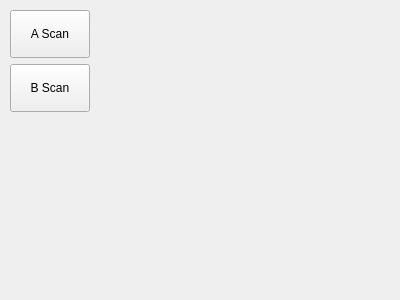
This is ui/optionswidget.ui in dmitry64/av20 as Qt 5 draws it before an edit. The edited form follows.
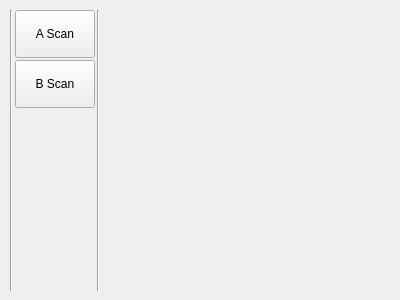
This is the edited form.

Diff of the .ui file:
```diff
--- a/ui/optionswidget.ui
+++ b/ui/optionswidget.ui
@@ -10,6 +10,12 @@
     <height>300</height>
    </rect>
   </property>
+  <property name="sizePolicy">
+   <sizepolicy hsizetype="Expanding" vsizetype="Expanding">
+    <horstretch>0</horstretch>
+    <verstretch>0</verstretch>
+   </sizepolicy>
+  </property>
   <property name="windowTitle">
    <string>Form</string>
   </property>
@@ -26,8 +32,27 @@
     </rect>
    </property>
    <layout class="QHBoxLayout" name="horizontalLayout">
+    <property name="spacing">
+     <number>2</number>
+    </property>
+    <item>
+     <widget class="Line" name="line">
+      <property name="sizePolicy">
+       <sizepolicy hsizetype="Fixed" vsizetype="Expanding">
+        <horstretch>0</horstretch>
+        <verstretch>0</verstretch>
+       </sizepolicy>
+      </property>
+      <property name="orientation">
+       <enum>Qt::Vertical</enum>
+      </property>
+     </widget>
+    </item>
     <item>
      <layout class="QVBoxLayout" name="verticalLayout">
+      <property name="spacing">
+       <number>2</number>
+      </property>
       <property name="leftMargin">
        <number>0</number>
       </property>
@@ -72,6 +97,19 @@
       </item>
      </layout>
     </item>
+    <item>
+     <widget class="Line" name="line_2">
+      <property name="sizePolicy">
+       <sizepolicy hsizetype="Fixed" vsizetype="Expanding">
+        <horstretch>0</horstretch>
+        <verstretch>0</verstretch>
+       </sizepolicy>
+      </property>
+      <property name="orientation">
+       <enum>Qt::Vertical</enum>
+      </property>
+     </widget>
+    </item>
     <item>
      <widget class="QStackedWidget" name="stackedWidget">
       <widget class="QWidget" name="page"/>
```
